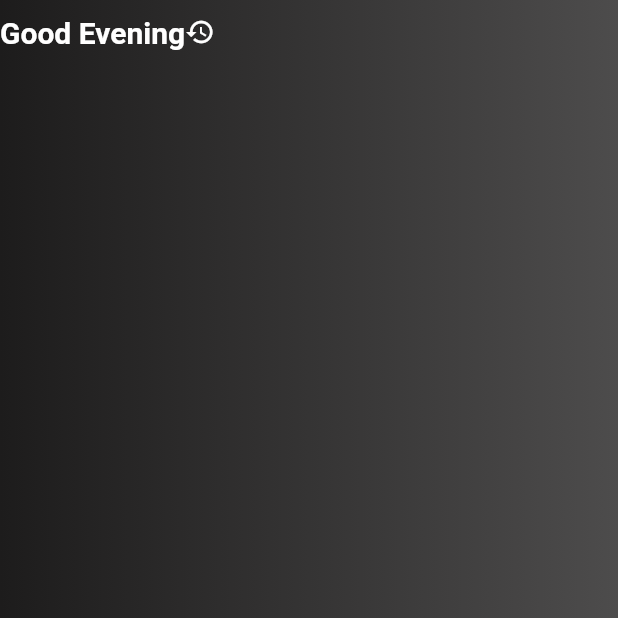
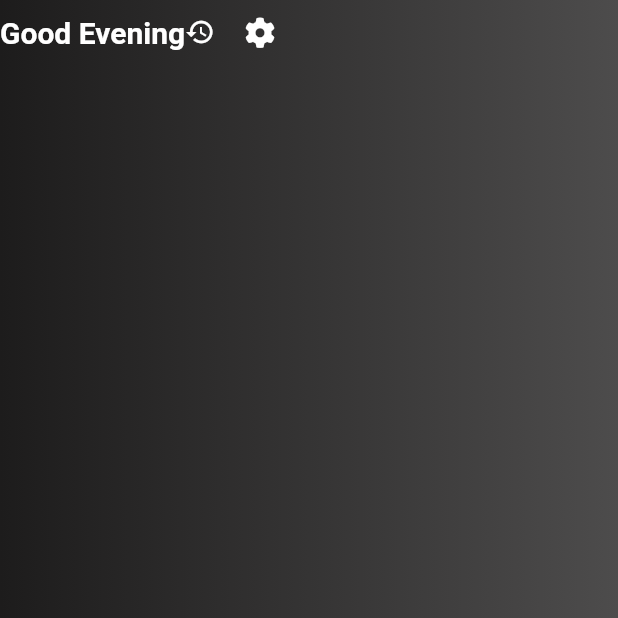
Before and after one commit to kirtijangid/spotify-clone, a Flutter app: the screen it shows after launch, on a phone screen of 412 x 824 dp, the top half of it. Run offline on Flutter 3.47's test engine with Material 2 defaults, Android fonts, the phone set to English and light mode, and no system bars; our stand-ins replace font_awesome_flutter.

Commit message:
adding icons

```diff
--- a/lib/home/homepage.dart
+++ b/lib/home/homepage.dart
@@ -8,15 +8,15 @@ class HomePage extends StatelessWidget {
   Widget build(BuildContext context) {
     return Scaffold(
       body: Container(
-        decoration: BoxDecoration(
+        decoration: const BoxDecoration(
           gradient: LinearGradient(
             colors: [Color.fromARGB(255, 29, 28, 28),
              Color.fromARGB(255, 77, 76, 76)],
           ),
         ),
         child: ListView(
-          children: [
-            const SizedBox(height: 10),
+          children: const [
+            SizedBox(height: 10),
           Row(
             children: [
               Text('Good Evening',
--- a/lib/home/widgets/headerAction.dart
+++ b/lib/home/widgets/headerAction.dart
@@ -1,16 +1,20 @@
 import 'package:flutter/material.dart';
+import 'package:font_awesome_flutter/font_awesome_flutter.dart';
 
 class HeaderActions extends StatelessWidget {
   const HeaderActions({super.key});
 
   @override
   Widget build(BuildContext context) {
-    return Row(
+    return const Row(
       children: [
         Icon(Icons.history,
         color: Colors.white,
         size: 20,),
-        const SizedBox(width: 20,)
+        SizedBox(width: 20,),
+        Icon(FontAwesomeIcons.gear,
+        color: Colors.white,
+        size: 20,)
       ],
     );
   }
```
